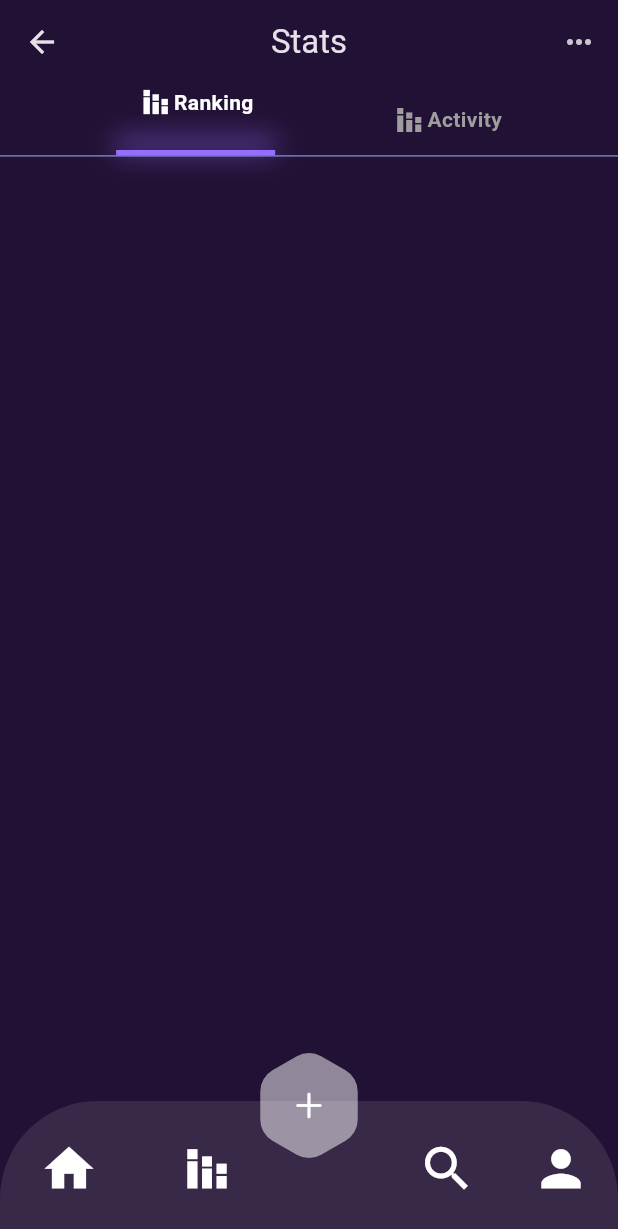
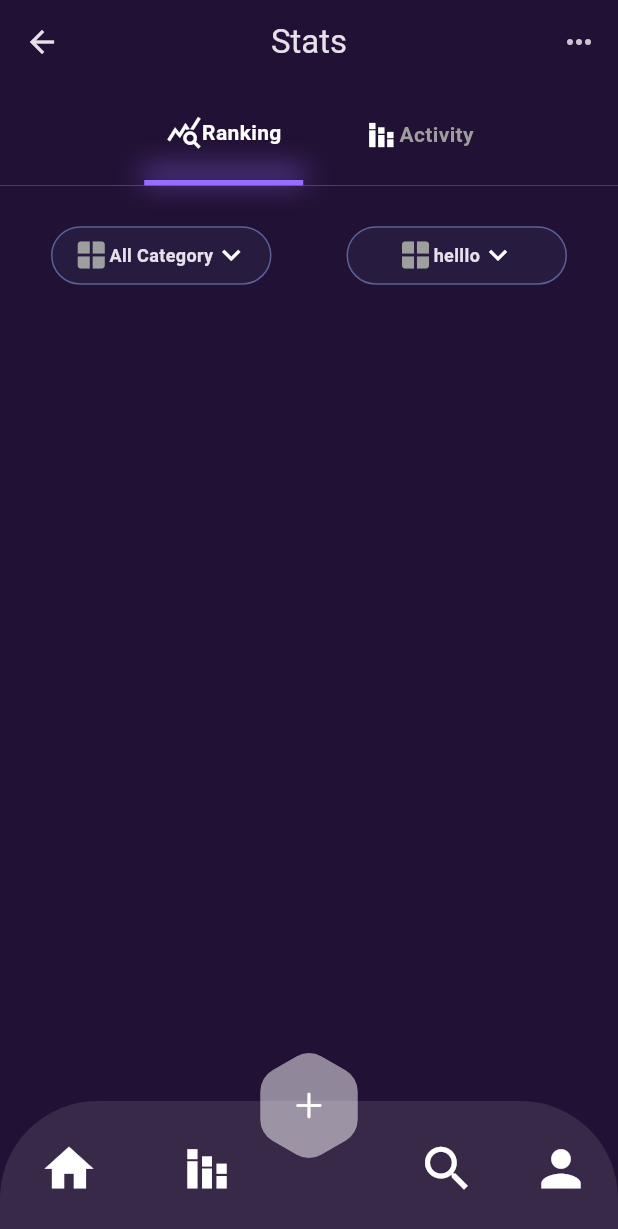
Before and after one commit to Linashaqoura612/Mini_MarketPlace_NFT, a Flutter app: the HomePage screen opened by its route, after a tap on the "stacked bar chart" icon, on a phone screen of 412 x 824 dp. Shown: the top 1229 px of the screen. Run offline on Flutter 3.47's test engine with Material 3 defaults, Android fonts, the phone set to English and light mode, and no system bars; Roboto replaces fonts that are missing (SF Pro Display).

Commit message:
start stats page

```diff
--- a/lib/core/resources/route_manager.dart
+++ b/lib/core/resources/route_manager.dart
@@ -3,16 +3,16 @@ import 'package:mini_nft_marketplace/features/home/screens/home_page.dart';
 import 'package:mini_nft_marketplace/features/onBoarding/screens/on_Boarding.dart';
 import 'package:mini_nft_marketplace/features/stats/screens/stats.dart';
 
-class RouteManager{
-   static Map <String, WidgetBuilder> routes={
-   RouteName.kOnBoardingPge  :(context)=>OnBoardingPage(),
-   RouteName.kHomePge  :(context)=>HomePage(),
-   RouteName.kStatePge  :(context)=>Stats(),
-   };
+class RouteManager {
+  static Map<String, WidgetBuilder> routes = {
+    RouteName.kOnBoardingPge: (context) => OnBoardingPage(),
+    RouteName.kHomePge: (context) => HomePage(),
+    RouteName.kStatePge: (context) => Stats(),
+  };
+}
 
+class RouteName {
+  static String kOnBoardingPge = "on_boarding_page";
+  static String kHomePge = "home_page";
+  static String kStatePge = "state";
 }
-class RouteName{
-  static String kOnBoardingPge="on_boarding_page";
-  static String kHomePge="home_page";
-  static String kStatePge="state";
-}
--- a/lib/core/resources/size_manager.dart
+++ b/lib/core/resources/size_manager.dart
@@ -3,6 +3,7 @@ class HeightValue {
   static const double h9 = 9;
   static const double h10 = 10;
   static const double h12_61 = 12.61;
+  static const double h20 = 20;
   static const double h27 = 27;
   static const double h45_06 = 45.06;
   static const double h70 = 70;
@@ -23,9 +24,11 @@ class BlurValue {
 }
 
 class WidthValue {
+  static const double w0_2 = .2;
   static const double w0_7 = .7;
   static const double w10 = 10;
   static const double w28_83 = 28.83;
+  static const double w40 = 40;
   static const double w106 = 106;
   static const double w157 = 157;
   static const double w198_2 = 198.2;
--- a/lib/features/stats/screens/stats.dart
+++ b/lib/features/stats/screens/stats.dart
@@ -3,6 +3,9 @@ import 'package:mini_nft_marketplace/core/resources/color_manager.dart';
 import 'package:mini_nft_marketplace/core/resources/font_manager.dart';
 import 'package:mini_nft_marketplace/core/resources/size_manager.dart';
 import 'package:mini_nft_marketplace/core/resources/strings_manager.dart';
+import 'package:mini_nft_marketplace/features/home/widgets/custom_subTitle.dart';
+import 'package:mini_nft_marketplace/features/stats/widgets/custom_category_stats_page.dart';
+import 'package:mini_nft_marketplace/features/stats/widgets/custom_title_state_page.dart';
 
 class Stats extends StatelessWidget {
   const Stats({super.key});
@@ -11,78 +14,22 @@ class Stats extends StatelessWidget {
   Widget build(BuildContext context) {
     return Column(
       children: [
-        Container(
-          // padding: EdgeInsetsDirectional.only(bottom: PaddingValue.p16),
-          decoration: BoxDecoration(
-            border: Border(
-              bottom: BorderSide(
-                  color: ColorManager.kColorlightBlue, width: WidthValue.w0_7),
+        SizedBox(
+          height: HeightValue.h20,
         ),
-          ),
-          child: Row(
-            mainAxisAlignment: MainAxisAlignment.spaceEvenly,
-            children: [
-              Container(
-                // padding: EdgeInsetsDirectional.all(PaddingValue.p16),
-                child: Column(
-                  children: [
-                    Row(
-                      mainAxisSize: MainAxisSize.min,
-                      children: [
-                        Icon(
-                          Icons.stacked_bar_chart,
-                          color: ColorManager.kColorWhite,
-                        ),
-                        Text(
-                          StringsManager.ranking,
-                          style: TextStyle(
-                              color: ColorManager.kColorWhite,
-                              fontFamily: FontManager.sfProDisplay,
-                              fontWeight: FontWeight.bold),
-                        )
-                      ],
-                    ),
+        CustomTitleStatePage(),
         SizedBox(
-                      height: 20,
-                    ),
-                    Container(
-                      decoration: BoxDecoration(
-                        color: ColorManager.kColorDarkPurple,
-                        boxShadow: [
-                          BoxShadow(
-                            color: ColorManager.kColorDarkPurple,
-                            blurRadius: 16,
-                            offset: Offset(0, -5),
-                            spreadRadius: 1,
-                          ),
-
-                        ],
-                      ),
-                      width: WidthValue.w106,
-                      height: 3.6,
-                    )
-                  ],
-                ),
+          height: HeightValue.h27,
         ),
         Row(
-                mainAxisSize: MainAxisSize.min,
+          mainAxisAlignment: MainAxisAlignment.center,
           children: [
-                  Icon(
-                    Icons.stacked_bar_chart,
-                    color: Colors.grey,
-                  ),
-                  Text(
-                    StringsManager.activity,
-                    style: TextStyle(
-                        color: Colors.grey,
-                        fontFamily: FontManager.sfProDisplay,
-                        fontWeight: FontWeight.bold),
-                  )
+
+           CustomCategoryStatsPage(icon: Icons.window, title: 'All Category',),
+           SizedBox(width: 50,),
+           CustomCategoryStatsPage(icon: Icons.window, title: 'helllo',),
           ],
         )
-            ],
-          ),
-        ),
       ],
     );
   }
--- /dev/null
+++ b/lib/features/stats/widgets/active_sub_title_state_page.dart
@@ -0,0 +1,58 @@
+import 'package:flutter/material.dart';
+
+import '../../../core/resources/color_manager.dart';
+import '../../../core/resources/font_manager.dart';
+import '../../../core/resources/size_manager.dart';
+import '../../../core/resources/strings_manager.dart';
+
+class ActiveSubTitleStatePage extends StatelessWidget {
+  const ActiveSubTitleStatePage({super.key, required this.active, required this.title, required this.icon});
+final bool active;
+final String title;
+final IconData icon;
+  @override
+  Widget build(BuildContext context) {
+    return Container(
+      // padding: EdgeInsetsDirectional.all(PaddingValue.p16),
+      child: Column(
+        children: [
+          Row(
+            mainAxisSize: MainAxisSize.min,
+            children: [
+              Icon(
+               icon,
+                color: ColorManager.kColorWhite,
+              ),
+              Text(
+                title,
+                style: TextStyle(
+                    color: active?ColorManager.kColorWhite:Colors.grey,
+                    fontFamily: FontManager.sfProDisplay,
+                    fontWeight: FontWeight.bold),
+              )
+            ],
+          ),
+          SizedBox(
+            height: 20,
+          ),
+          if(active) Container(
+            decoration: BoxDecoration(
+              color: ColorManager.kColorDarkPurple,
+              boxShadow: [
+                BoxShadow(
+                  color: ColorManager.kColorDarkPurple,
+                  blurRadius: 16,
+                  offset: Offset(0, -5),
+                  spreadRadius: 1,
+                ),
+
+              ],
+            ),
+            width: WidthValue.w106,
+            height: 3.6,
+          )
+        ],
+      ),
+    );
+  }
+}
--- /dev/null
+++ b/lib/features/stats/widgets/custom_category_stats_page.dart
@@ -0,0 +1,41 @@
+import 'package:flutter/material.dart';
+
+import '../../../core/resources/color_manager.dart';
+import '../../../core/resources/font_manager.dart';
+
+class CustomCategoryStatsPage extends StatelessWidget {
+  const CustomCategoryStatsPage(
+      {super.key, required this.icon, required this.title});
+  final IconData icon;
+  final String title;
+  @override
+  Widget build(BuildContext context) {
+    return Container(
+      alignment: Alignment.center,
+      height: 39,
+      width: 147,
+      decoration: BoxDecoration(
+        color: ColorManager.kColorPurple.withOpacity(.12),
+        borderRadius: BorderRadius.circular(20),
+        border: Border.all(color: ColorManager.kColorPurple),
+      ),
+      child: Row(
+        mainAxisSize: MainAxisSize.min,
+        children: [
+          Icon(
+            icon,
+            color: Colors.grey,
+          ),
+          Text(
+            title,
+            style: TextStyle(
+                fontSize: 12,
+                fontWeight: FontWeight.bold,
+                fontFamily: FontManager.sfProDisplay),
+          ),
+          Icon(Icons.keyboard_arrow_down)
+        ],
+      ),
+    );
+  }
+}
--- /dev/null
+++ b/lib/features/stats/widgets/custom_title_state_page.dart
@@ -0,0 +1,33 @@
+import 'package:flutter/material.dart';
+import 'package:mini_nft_marketplace/features/stats/widgets/active_sub_title_state_page.dart';
+
+import '../../../core/resources/color_manager.dart';
+import '../../../core/resources/font_manager.dart';
+import '../../../core/resources/size_manager.dart';
+import '../../../core/resources/strings_manager.dart';
+
+class CustomTitleStatePage extends StatelessWidget {
+  const CustomTitleStatePage({super.key});
+
+  @override
+  Widget build(BuildContext context) {
+    return Container(
+
+      // padding: EdgeInsetsDirectional.only(bottom: PaddingValue.p16),
+      decoration: BoxDecoration(
+        border: Border(
+          bottom: BorderSide(
+              color: ColorManager.kColorlightBlue, width: WidthValue.w0_2),
+        ),
+      ),
+      child: Row(
+        mainAxisAlignment: MainAxisAlignment.center,
+        children: [
+          ActiveSubTitleStatePage(active: true, title:StringsManager.ranking, icon: Icons.query_stats,),SizedBox(width: WidthValue.w40,),
+          ActiveSubTitleStatePage(active: false, title: StringsManager.activity, icon:Icons.stacked_bar_chart_sharp ,),
+
+        ],
+      ),
+    );
+  }
+}
```
Lines whose indentation alone changed are shown as unchanged.
